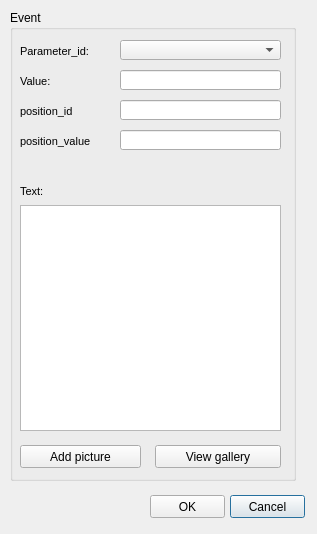
Qt form ui/event_ud_arc_standard.ui (Giswater/giswater_qgis_plugin) before a commit.
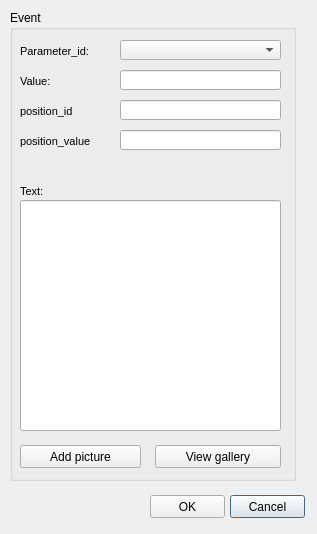
The same form after that commit.

Patch:
```diff
--- a/ui/event_ud_arc_standard.ui
+++ b/ui/event_ud_arc_standard.ui
@@ -137,19 +137,6 @@
      </rect>
     </property>
    </widget>
-   <widget class="QTableView" name="text">
-    <property name="geometry">
-     <rect>
-      <x>10</x>
-      <y>195</y>
-      <width>261</width>
-      <height>226</height>
-     </rect>
-    </property>
-    <property name="sortingEnabled">
-     <bool>true</bool>
-    </property>
-   </widget>
    <widget class="QLabel" name="label_flexunion_code_4">
     <property name="geometry">
      <rect>
@@ -323,6 +310,19 @@
      <string>View gallery</string>
     </property>
    </widget>
+   <widget class="QLineEdit" name="text">
+    <property name="geometry">
+     <rect>
+      <x>10</x>
+      <y>190</y>
+      <width>261</width>
+      <height>231</height>
+     </rect>
+    </property>
+    <property name="frame">
+     <bool>true</bool>
+    </property>
+   </widget>
   </widget>
  </widget>
  <resources/>
```
